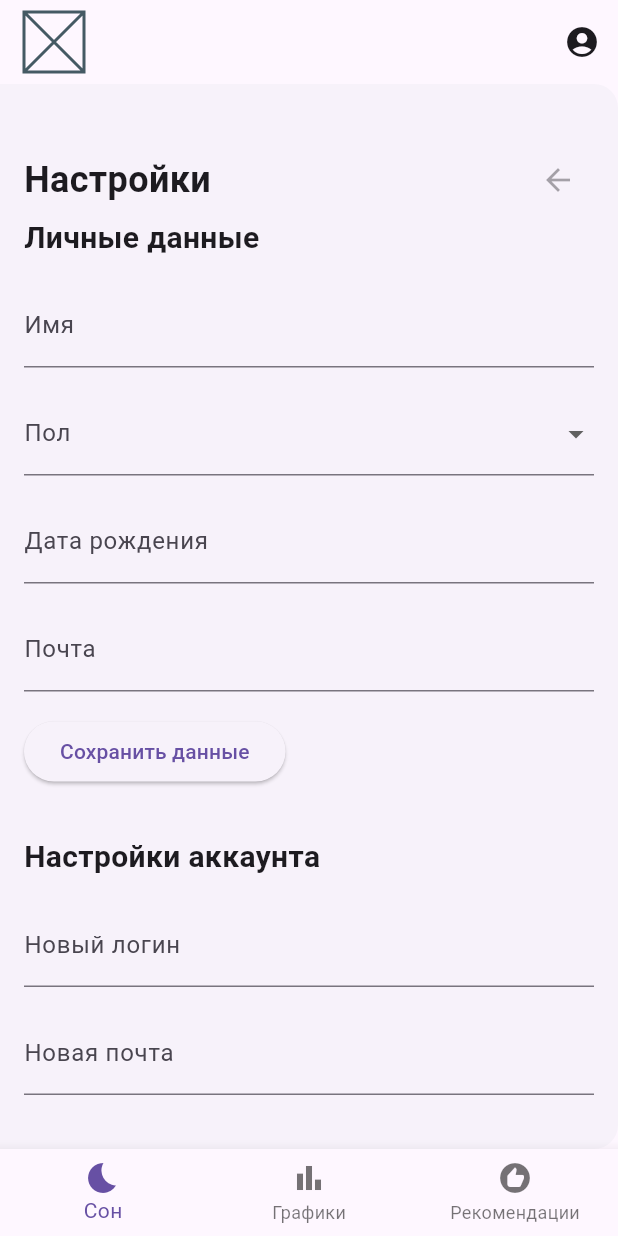
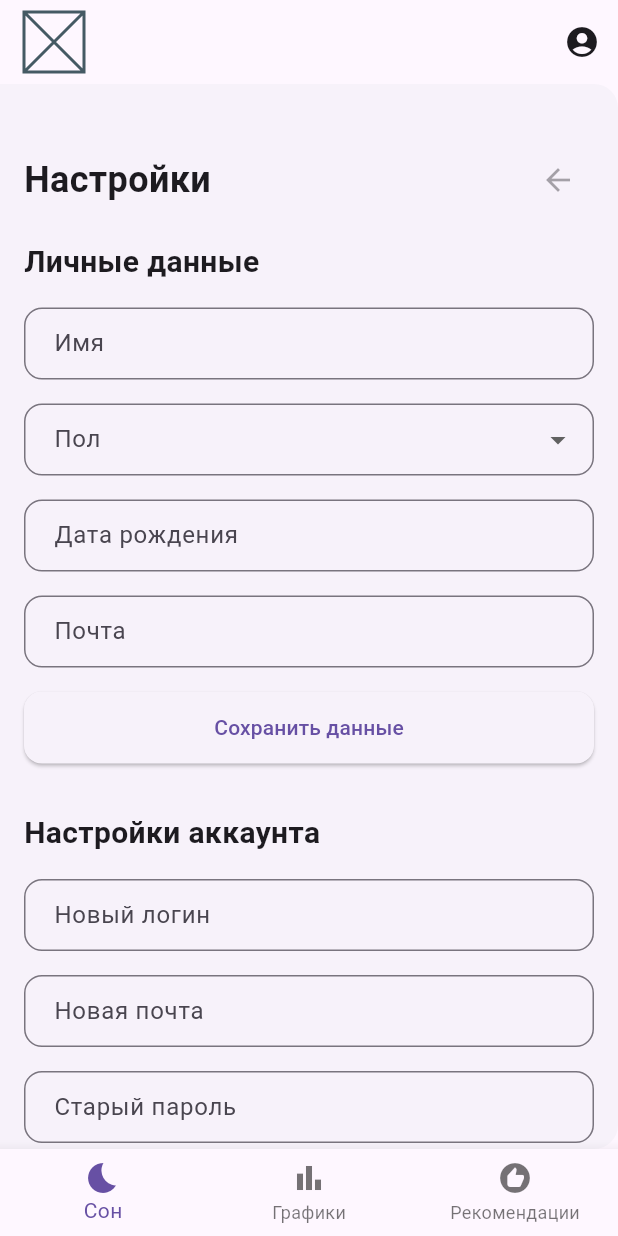
Before and after one commit to DaniilTooZir/SleepTracking_Flutter, a Flutter app: the SettingScreen screen opened by its route, on a phone screen of 412 x 824 dp. Run offline on Flutter 3.47's test engine with Material 3 defaults, Android fonts, the light colour scheme and no system bars; our stand-ins replace fl_chart, flutter_dotenv, go_router, image_picker, supabase_flutter; accounts and stored records are empty.

Commit message:
Улучшено отображение экрана настроек

```diff
--- a/lib/ui/screens/setting_screen.dart
+++ b/lib/ui/screens/setting_screen.dart
@@ -2,7 +2,7 @@ import 'package:flutter/material.dart';
 
 import 'package:sleep_tracking/data/services/setting_service.dart';
 
-class SettingScreen extends StatefulWidget{
+class SettingScreen extends StatefulWidget {
   final VoidCallback? onBack;
   const SettingScreen({super.key, this.onBack});
 
@@ -10,7 +10,7 @@ class SettingScreen extends StatefulWidget{
   _SettSettingScreenState createState() => _SettSettingScreenState();
 }
 
-class _SettSettingScreenState extends State<SettingScreen>{
+class _SettSettingScreenState extends State<SettingScreen> {
   @override
   Widget build(BuildContext context) {
     return Drawer(
@@ -38,82 +38,164 @@ class _SettSettingScreenState extends State<SettingScreen>{
         Row(
           mainAxisAlignment: MainAxisAlignment.spaceBetween,
           children: [
-            const Text("Настройки", style: TextStyle(fontSize: 24, fontWeight: FontWeight.bold)),
+            const Text(
+              "Настройки",
+              style: TextStyle(fontSize: 24, fontWeight: FontWeight.bold),
+            ),
             IconButton(
               icon: const Icon(Icons.arrow_back),
               onPressed: widget.onBack,
             ),
           ],
         ),
-        const Text("Личные данные", style: TextStyle(fontSize: 20, fontWeight: FontWeight.bold)),
+        const SizedBox(height: 16),
+        const Text(
+          "Личные данные",
+          style: TextStyle(fontSize: 20, fontWeight: FontWeight.bold),
+        ),
         const SizedBox(height: 16),
         TextField(
-          decoration: const InputDecoration(labelText: "Имя"),
+          decoration: InputDecoration(
+            labelText: "Имя",
+            border: OutlineInputBorder(borderRadius: BorderRadius.circular(12)),
+            contentPadding: const EdgeInsets.symmetric(
+              vertical: 12,
+              horizontal: 16,
+            ),
+          ),
         ),
         const SizedBox(height: 16),
         DropdownButtonFormField<String>(
-          decoration: const InputDecoration(labelText: "Пол"),
+          decoration: InputDecoration(
+            labelText: "Пол",
+            border: OutlineInputBorder(borderRadius: BorderRadius.circular(12)),
+            contentPadding: const EdgeInsets.symmetric(
+              vertical: 12,
+              horizontal: 16,
+            ),
+          ),
           items: const [
             DropdownMenuItem(value: "Мужской", child: Text("Мужской")),
             DropdownMenuItem(value: "Женский", child: Text("Женский")),
-            DropdownMenuItem(value: "Не указывать", child: Text("Не указывать")),
+            DropdownMenuItem(
+              value: "Не указывать",
+              child: Text("Не указывать"),
+            ),
           ],
           onChanged: (value) {},
         ),
         const SizedBox(height: 16),
         TextField(
           readOnly: true,
-          decoration: const InputDecoration(labelText: "Дата рождения"),
+          decoration: InputDecoration(
+            labelText: "Дата рождения",
+            border: OutlineInputBorder(borderRadius: BorderRadius.circular(12)),
+            contentPadding: const EdgeInsets.symmetric(
+              vertical: 12,
+              horizontal: 16,
+            ),
+          ),
           onTap: () {
             // TODO: добавить выбор даты
           },
         ),
         const SizedBox(height: 16),
         TextField(
-          decoration: const InputDecoration(labelText: "Почта"),
+          decoration: InputDecoration(
+            labelText: "Почта",
+            border: OutlineInputBorder(borderRadius: BorderRadius.circular(12)),
+            contentPadding: const EdgeInsets.symmetric(
+              vertical: 12,
+              horizontal: 16,
+            ),
+          ),
         ),
         const SizedBox(height: 16),
         ElevatedButton(
           onPressed: () {
             // TODO: сохранить личные данные
           },
+          style: ElevatedButton.styleFrom(
+            minimumSize: const Size(double.infinity, 48),
+            shape: RoundedRectangleBorder(
+              borderRadius: BorderRadius.circular(12),
+            ),
+          ),
           child: const Text("Сохранить данные"),
         ),
       ],
     );
   }
+
   Widget _buildAccountSettingsSection() {
     return Column(
       crossAxisAlignment: CrossAxisAlignment.start,
       children: [
-        const Text("Настройки аккаунта", style: TextStyle(fontSize: 20, fontWeight: FontWeight.bold)),
-        const SizedBox(height: 16),
-        TextField(
-          decoration: const InputDecoration(labelText: "Новый логин"),
+        const Text(
+          "Настройки аккаунта",
+          style: TextStyle(fontSize: 20, fontWeight: FontWeight.bold),
         ),
         const SizedBox(height: 16),
         TextField(
-          decoration: const InputDecoration(labelText: "Новая почта"),
+          decoration: InputDecoration(
+            labelText: "Новый логин",
+            border: OutlineInputBorder(borderRadius: BorderRadius.circular(12)),
+            contentPadding: const EdgeInsets.symmetric(
+              vertical: 12,
+              horizontal: 16,
+            ),
+          ),
+        ),
+        const SizedBox(height: 16),
+        TextField(
+          decoration: InputDecoration(
+            labelText: "Новая почта",
+            border: OutlineInputBorder(borderRadius: BorderRadius.circular(12)),
+            contentPadding: const EdgeInsets.symmetric(
+              vertical: 12,
+              horizontal: 16,
+            ),
+          ),
         ),
         const SizedBox(height: 16),
         TextField(
           obscureText: true,
-          decoration: const InputDecoration(labelText: "Старый пароль"),
+          decoration: InputDecoration(
+            labelText: "Старый пароль",
+            border: OutlineInputBorder(borderRadius: BorderRadius.circular(12)),
+            contentPadding: const EdgeInsets.symmetric(
+              vertical: 12,
+              horizontal: 16,
+            ),
+          ),
         ),
         const SizedBox(height: 16),
         TextField(
           obscureText: true,
-          decoration: const InputDecoration(labelText: "Новый пароль"),
+          decoration: InputDecoration(
+            labelText: "Новый пароль",
+            border: OutlineInputBorder(borderRadius: BorderRadius.circular(12)),
+            contentPadding: const EdgeInsets.symmetric(
+              vertical: 12,
+              horizontal: 16,
+            ),
+          ),
         ),
         const SizedBox(height: 16),
         ElevatedButton(
           onPressed: () {
             // TODO: сменить данные
           },
+          style: ElevatedButton.styleFrom(
+            minimumSize: const Size(double.infinity, 48),
+            shape: RoundedRectangleBorder(
+              borderRadius: BorderRadius.circular(12),
+            ),
+          ),
           child: const Text("Обновить данные"),
         ),
         const SizedBox(height: 32),
-        Divider(),
+        const Divider(),
         const SizedBox(height: 16),
         Center(
           child: TextButton(
@@ -123,7 +205,7 @@ class _SettSettingScreenState extends State<SettingScreen>{
             style: TextButton.styleFrom(foregroundColor: Colors.red),
             child: const Text("Удалить аккаунт"),
           ),
-        )
+        ),
       ],
     );
   }
```
